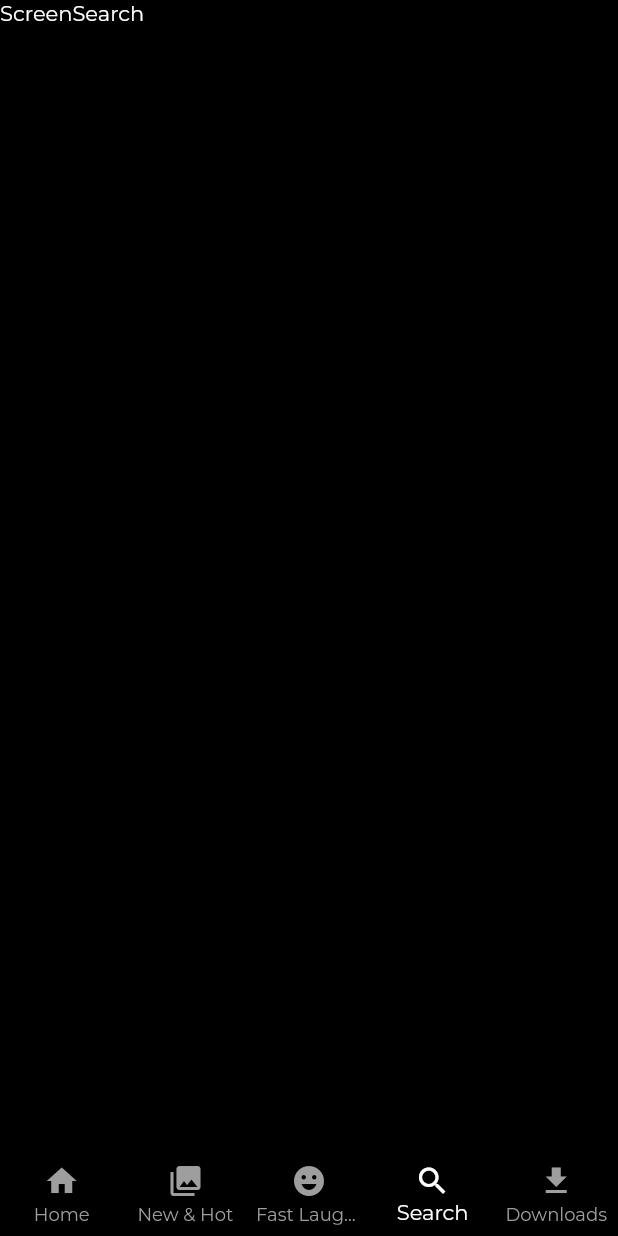
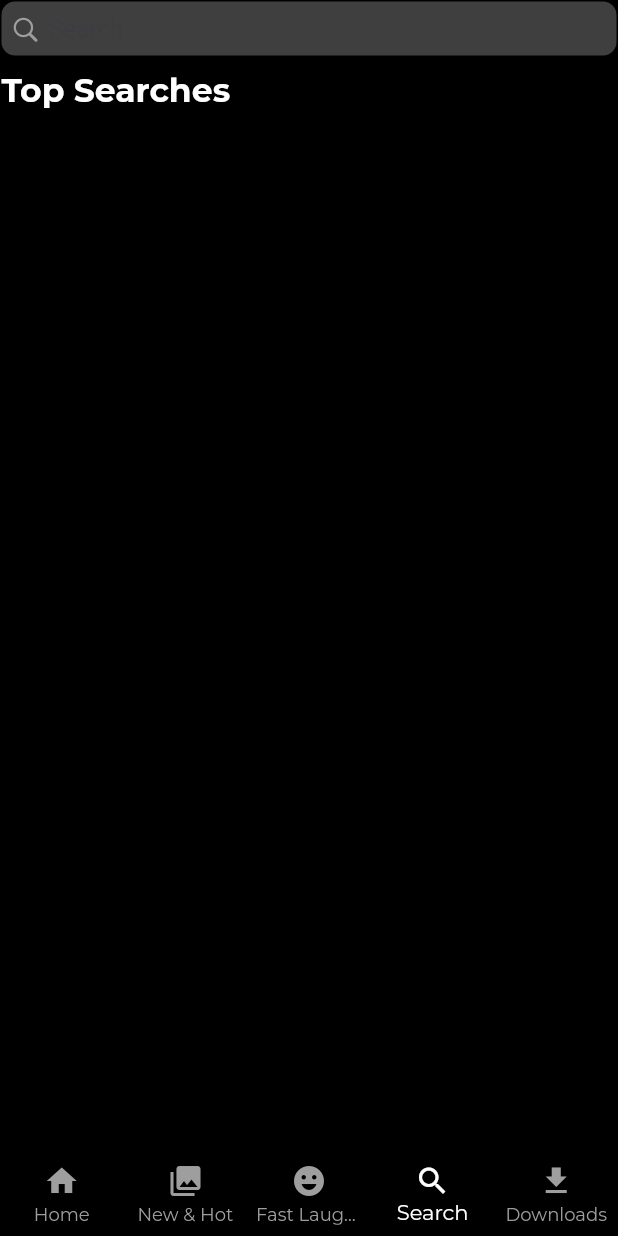
Before and after one commit to safadtm/Netflix_app_flutter, a Flutter app: the screen it shows after launch, item 4 of the bottom bar chosen, on a phone screen of 412 x 824 dp. Run offline on Flutter 3.47's test engine with Material 2 defaults, Android fonts, the phone set to English and light mode, and no system bars; our stand-ins replace google_fonts.

Commit message:
search page - search bar UI done

```diff
--- a/lib/core/colors/colors.dart
+++ b/lib/core/colors/colors.dart
@@ -3,5 +3,5 @@ import 'package:flutter/material.dart';
 const backgroundColor = Colors.black;
 const kWhiteColor = Colors.white;
 const kBlackColor = Colors.black;
-const kButtonColorBlue = Colors.blue;
+final kButtonColorBlue = Colors.blueAccent[700];
 const kButtonColorWhite = Colors.white;
--- a/lib/presentation/search/screen_search.dart
+++ b/lib/presentation/search/screen_search.dart
@@ -1,4 +1,8 @@
+import 'package:flutter/cupertino.dart';
 import 'package:flutter/material.dart';
+import 'package:netflix_app/core/colors/colors.dart';
+import 'package:netflix_app/core/constants.dart';
+import 'package:netflix_app/presentation/search/widgets/search_idle.dart';
 
 class ScreenSearch extends StatelessWidget {
   const ScreenSearch({super.key});
@@ -6,7 +10,30 @@ class ScreenSearch extends StatelessWidget {
   @override
   Widget build(BuildContext context) {
     return Scaffold(
-      body: Text('ScreenSearch'),
+      body: SafeArea(
+        child: Padding(
+          padding: const EdgeInsets.all(1),
+          child: Column(
+            crossAxisAlignment: CrossAxisAlignment.start,
+            children: [
+              CupertinoSearchTextField(
+                backgroundColor: Colors.grey.withOpacity(0.4),
+                prefixIcon: const Icon(
+                  CupertinoIcons.search,
+                  color: Colors.grey,
+                ),
+                suffixIcon: const Icon(
+                  CupertinoIcons.xmark_circle_fill,
+                  color: Colors.grey,
+                ),
+                style: const TextStyle(color: kWhiteColor),
+              ),
+              kHeight,
+              const SearchIdleWidget(),
+            ],
+          ),
+        ),
+      ),
     );
   }
 }
--- /dev/null
+++ b/lib/presentation/search/widgets/search_idle.dart
@@ -0,0 +1,27 @@
+import 'package:flutter/cupertino.dart';
+import 'package:flutter/src/widgets/container.dart';
+import 'package:flutter/src/widgets/framework.dart';
+import 'package:netflix_app/core/constants.dart';
+
+class SearchIdleWidget extends StatelessWidget {
+  const SearchIdleWidget({super.key});
+
+  final imageUrl =
+      'https://www.themoviedb.org/t/p/w500_and_h282_face/jtAI6OJIWLWiRItNSZoWjrsUtmi.jpg';
+
+  @override
+  Widget build(BuildContext context) {
+    return Column(
+      children: [
+        const Text(
+          'Top Searches',
+          style: TextStyle(
+            fontSize: 22,
+            fontWeight: FontWeight.bold,
+          ),
+        ),
+        kHeight,
+      ],
+    );
+  }
+}
```
Also changed, not shown: lib/presentation/downloads/screen_downloads.dart (+87 -48 lines).
